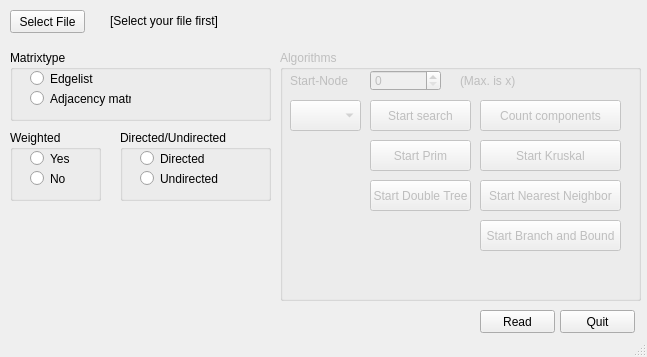
FNicolai/MMI, file mainwindow.ui: the form before one commit.
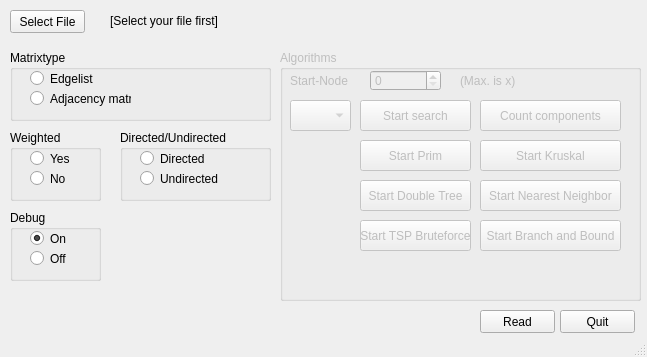
The form after the commit.

Commit message:
BaB + TSP bruteforce + debug.h
(BaB and TSP bruteforce currently have a cout BUG)

- Implmented TSP bruteforce
Attention! 12 Nodes => 479.001.600 different paths!

- Branch and Bound
BaB is now using TSP bruteforce and not NN anymore.
Quicker but 12 Nodes could need a while too!

- debug.h
Had the idea to use a global bool debug but not working ATM

What changed in the file:
```diff
--- a/mainwindow.ui
+++ b/mainwindow.ui
@@ -219,9 +219,9 @@
     <widget class="QPushButton" name="pushButton_start_search">
      <property name="geometry">
       <rect>
-       <x>90</x>
+       <x>80</x>
        <y>50</y>
-       <width>101</width>
+       <width>111</width>
        <height>31</height>
       </rect>
      </property>
@@ -289,7 +289,7 @@
       <rect>
        <x>10</x>
        <y>50</y>
-       <width>71</width>
+       <width>61</width>
        <height>31</height>
       </rect>
      </property>
@@ -310,9 +310,9 @@
     <widget class="QPushButton" name="pushButton_start_prim">
      <property name="geometry">
       <rect>
-       <x>90</x>
+       <x>80</x>
        <y>90</y>
-       <width>101</width>
+       <width>111</width>
        <height>31</height>
       </rect>
      </property>
@@ -336,9 +336,9 @@
     <widget class="QPushButton" name="pushButton_start_double_tree">
      <property name="geometry">
       <rect>
-       <x>90</x>
+       <x>80</x>
        <y>130</y>
-       <width>101</width>
+       <width>111</width>
        <height>31</height>
       </rect>
      </property>
@@ -357,6 +357,61 @@
      </property>
      <property name="text">
       <string>Start Branch and Bound</string>
+     </property>
+    </widget>
+    <widget class="QPushButton" name="pushButton_start_tsp_bruteforce">
+     <property name="geometry">
+      <rect>
+       <x>80</x>
+       <y>170</y>
+       <width>111</width>
+       <height>31</height>
+      </rect>
+     </property>
+     <property name="text">
+      <string>Start TSP Bruteforce</string>
+     </property>
+    </widget>
+   </widget>
+   <widget class="QGroupBox" name="groupBox_debug">
+    <property name="geometry">
+     <rect>
+      <x>10</x>
+      <y>210</y>
+      <width>91</width>
+      <height>71</height>
+     </rect>
+    </property>
+    <property name="title">
+     <string>Debug</string>
+    </property>
+    <widget class="QRadioButton" name="radioButton_debug_on">
+     <property name="geometry">
+      <rect>
+       <x>20</x>
+       <y>20</y>
+       <width>82</width>
+       <height>17</height>
+      </rect>
+     </property>
+     <property name="text">
+      <string>On</string>
+     </property>
+     <property name="checked">
+      <bool>true</bool>
+     </property>
+    </widget>
+    <widget class="QRadioButton" name="radioButton_debug_off">
+     <property name="geometry">
+      <rect>
+       <x>20</x>
+       <y>40</y>
+       <width>82</width>
+       <height>17</height>
+      </rect>
+     </property>
+     <property name="text">
+      <string>Off</string>
      </property>
     </widget>
    </widget>
```
The commit also changes 7 other files.
